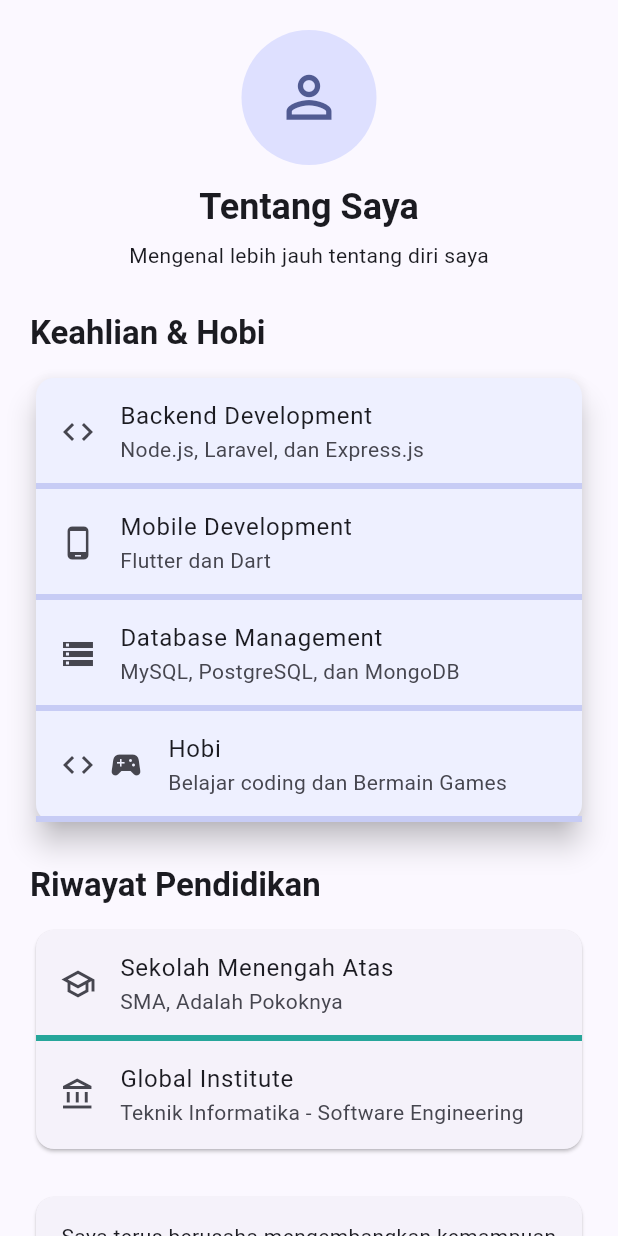
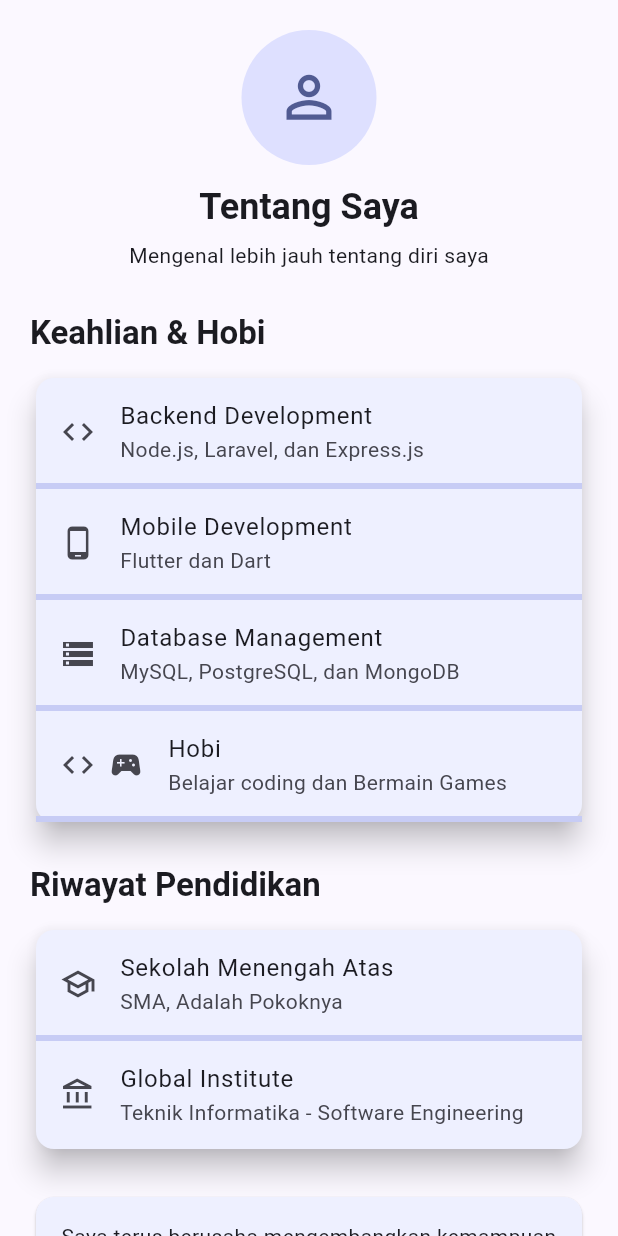
Before and after one commit to voltakits725/uts_pml_1124160165, a Flutter app: the AboutPage widget shown alone on an empty page, opened directly, on a phone screen of 412 x 824 dp. Run offline on Flutter 3.47's test engine with Material 3 defaults, Android fonts, the phone set to English and light mode, and no system bars.

Commit message:
style: menyesuaikan warna card dan divider pada tema terang dan gelap

```diff
--- a/soal2_profil_app/lib/screens/about_page.dart
+++ b/soal2_profil_app/lib/screens/about_page.dart
@@ -6,6 +6,11 @@ class AboutPage extends StatelessWidget {
 
   @override
   Widget build(BuildContext context) {
+    final isDark = Theme.of(context).brightness == Brightness.dark;
+
+    final cardColor = isDark ? const Color(0xFF25283A) : const Color(0xFFEEF0FF);
+
+    final dividerColor = isDark ? const Color(0xFF414968) : const Color(0xFFC7CCF5);
     return ListView(
       padding: const EdgeInsets.all(20),
       children: [
@@ -56,7 +61,7 @@ class AboutPage extends StatelessWidget {
 
         Card(
           elevation: 8,
-          color: const Color(0xFFEEF0FF),
+          color: cardColor,
           child: Column(
             children: [
               const ListTile(
@@ -64,20 +69,20 @@ class AboutPage extends StatelessWidget {
                 title: Text('Backend Development'),
                 subtitle: Text('Node.js, Laravel, dan Express.js'),
               ),
-              Divider(height: 2, thickness: 4, color: Color(0xFFC7CCF5),),
+              Divider(height: 2, thickness: 4, color: dividerColor),
               ListTile(
                 leading: Icon(Icons.phone_android),
                 title: Text('Mobile Development'),
                 subtitle: Text('Flutter dan Dart'),
               ),
 
-              Divider(height: 2, thickness: 4, color: Color(0xFFC7CCF5),),
+              Divider(height: 2, thickness: 4, color: dividerColor),
               ListTile(
                 leading: Icon(Icons.storage),
                 title: Text('Database Management'),
                 subtitle: Text('MySQL, PostgreSQL, dan MongoDB'),
               ),
-              Divider(height: 2, thickness: 4, color: Color(0xFFC7CCF5),),
+              Divider(height: 2, thickness: 4, color: dividerColor),
               ListTile(
                 leading: const Row(
                     mainAxisSize: MainAxisSize.min,
@@ -104,7 +109,10 @@ class AboutPage extends StatelessWidget {
           ),
         ),
         const SizedBox(height: 12,),
+
         Card(
+          elevation: 8,
+          color: cardColor,
           child: Column(
             children: [
               ListTile(
@@ -112,7 +120,7 @@ class AboutPage extends StatelessWidget {
                 title: Text('Sekolah Menengah Atas'),
                 subtitle: Text('SMA, Adalah Pokoknya'),
               ),
-              Divider(height: 2, thickness: 4, color: Colors.teal[400],),
+              Divider(height: 2, thickness: 4, color: dividerColor,),
               ListTile(
                 leading: Icon(Icons.account_balance_outlined),
                 title: Text('Global Institute'),
@@ -123,6 +131,7 @@ class AboutPage extends StatelessWidget {
         ),
          const SizedBox(height: 24),
         Card(
+          color: cardColor,
           child: Padding(
             padding: const EdgeInsets.all(16),
             child: Text( 'Saya terus berusaha mengembangkan kemampuan '
@@ -130,9 +139,7 @@ class AboutPage extends StatelessWidget {
               'perangkat lunak dan aplikasi.',
               textAlign: TextAlign.center,
               style: Theme.of(context).textTheme.bodyMedium,
-
               ),
-
           ),
         )
       ],
```
